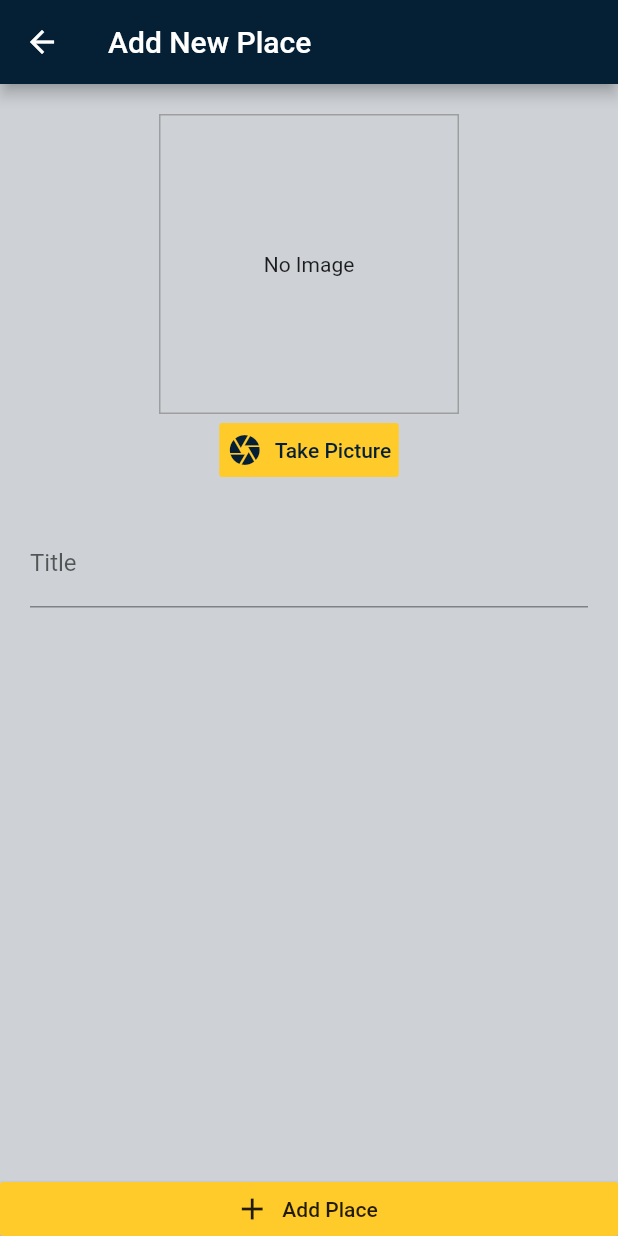
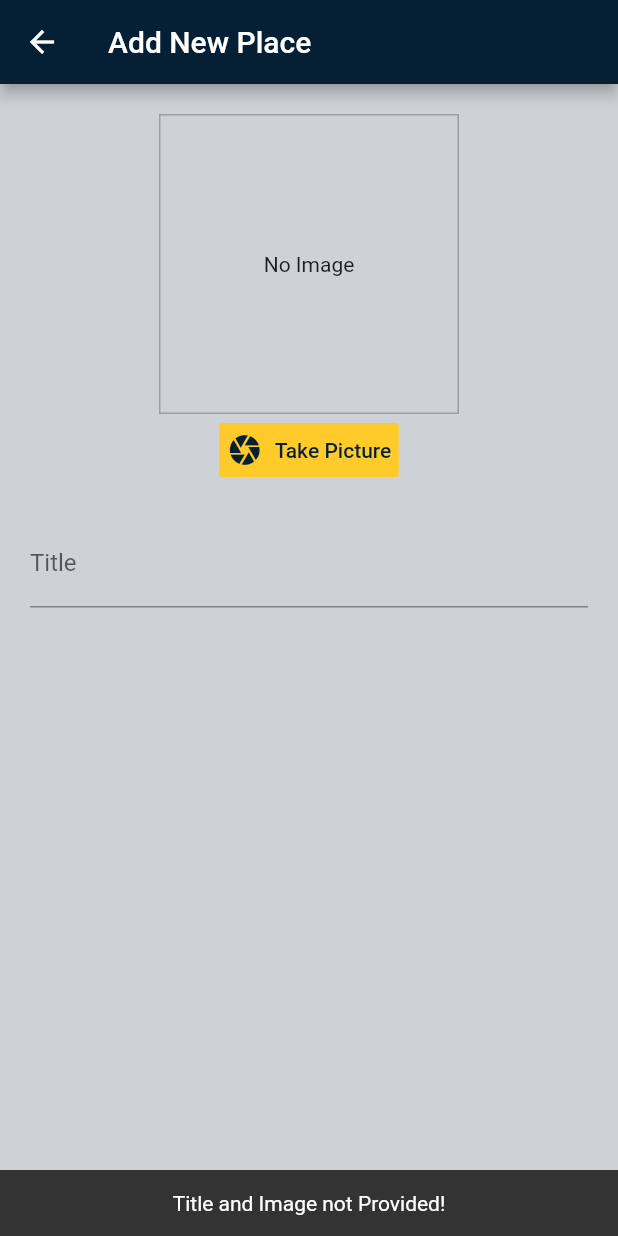
Before and after one commit to shubham242/Great_Places, a Flutter app: the AddPlace screen opened by its route, after a tap on "Add Place", on a phone screen of 412 x 824 dp. Run offline on Flutter 3.47's test engine with Material 2 defaults, Android fonts, the phone set to English and light mode, and no system bars; our stand-ins replace image_picker; missing offline and left inert: image_picker_for_web.

Commit message:
Add Places

```diff
--- a/lib/providers/places.dart
+++ b/lib/providers/places.dart
@@ -1,3 +1,5 @@
+import 'dart:io';
+
 import 'package:flutter/material.dart';
 
 import '../models/place.dart';
@@ -6,4 +8,15 @@ class Places with ChangeNotifier {
   List<Place> _items = [];
 
   List<Place> get items => _items;
+
+  void appPlace(String title, File image) {
+    final newPlace = Place(
+      id: DateTime.now().toString(),
+      image: image,
+      location: null,
+      title: title,
+    );
+    _items.add((newPlace));
+    notifyListeners();
+  }
 }
--- a/lib/screens/add_place.dart
+++ b/lib/screens/add_place.dart
@@ -1,5 +1,9 @@
+import 'dart:io';
+
 import 'package:flutter/material.dart';
+import 'package:provider/provider.dart';
 
+import '../providers/places.dart';
 import '../widgets/image_input.dart';
 
 class AddPlace extends StatefulWidget {
@@ -10,6 +14,36 @@ class AddPlace extends StatefulWidget {
 
 class _AddPlaceState extends State<AddPlace> {
   final _titleController = TextEditingController();
+  File _pickedImage;
+
+  void _selectImage(File pickedImage) {
+    _pickedImage = pickedImage;
+  }
+
+  void _savePlace(BuildContext ctx) {
+    if (_titleController.text.isEmpty || _pickedImage == null) {
+      Scaffold.of(ctx).hideCurrentSnackBar();
+      Scaffold.of(ctx).showSnackBar(
+        SnackBar(
+          content: Text(
+            _titleController.text.isEmpty && _pickedImage == null
+                ? 'Title and Image not Provided!'
+                : _pickedImage == null
+                    ? 'Image not Provided!'
+                    : 'Title not Provided!',
+            textAlign: TextAlign.center,
+          ),
+          duration: Duration(seconds: 2),
+        ),
+      );
+      return;
+    }
+    Provider.of<Places>(context, listen: false).appPlace(
+      _titleController.text,
+      _pickedImage,
+    );
+    Navigator.of(context).pop();
+  }
 
   @override
   Widget build(BuildContext context) {
@@ -26,7 +60,10 @@ class _AddPlaceState extends State<AddPlace> {
                 padding: EdgeInsets.all(20),
                 child: Column(
                   children: [
-                    Container(height: 250, child: ImageInput()),
+                    Container(
+                      height: 250,
+                      child: ImageInput(_selectImage),
+                    ),
                     SizedBox(height: 20),
                     TextField(
                       decoration: InputDecoration(labelText: 'Title'),
@@ -37,13 +74,14 @@ class _AddPlaceState extends State<AddPlace> {
               ),
             ),
           ),
-          RaisedButton.icon(
-            label: Text('Add Place'),
-            icon: Icon(Icons.add),
-            onPressed: () {},
-            materialTapTargetSize: MaterialTapTargetSize.shrinkWrap,
-            color: Theme.of(context).accentColor,
-          )
+          Builder(
+              builder: (BuildContext ctx) => RaisedButton.icon(
+                    label: Text('Add Place'),
+                    icon: Icon(Icons.add),
+                    onPressed: () => _savePlace(ctx),
+                    materialTapTargetSize: MaterialTapTargetSize.shrinkWrap,
+                    color: Theme.of(context).accentColor,
+                  ))
         ],
       ),
     );
--- a/lib/widgets/image_input.dart
+++ b/lib/widgets/image_input.dart
@@ -2,8 +2,12 @@ import 'dart:io';
 
 import 'package:flutter/material.dart';
 import 'package:image_picker/image_picker.dart';
+import 'package:path/path.dart' as path;
+import 'package:path_provider/path_provider.dart' as syspath;
 
 class ImageInput extends StatefulWidget {
+  final Function onSelectImage;
+  ImageInput(this.onSelectImage);
   @override
   _ImageInputState createState() => _ImageInputState();
 }
@@ -17,6 +21,14 @@ class _ImageInputState extends State<ImageInput> {
       source: ImageSource.camera,
       maxWidth: 600,
     );
+    setState(() {
+      _image = File(imageFile.path);
+    });
+    final appDir = await syspath.getApplicationDocumentsDirectory();
+    final fileName = path.basename(imageFile.path);
+    final savedImage =
+        await File(imageFile.path).copy('${appDir.path}/$fileName');
+    widget.onSelectImage(_image);
   }
 
   @override
--- a/pubspec.yaml
+++ b/pubspec.yaml
@@ -30,6 +30,8 @@ dependencies:
   provider: ^5.0.0
   http: ^0.13.3
   image_picker: ^0.8.3+1
+  path_provider: ^2.0.2
+  path: ^1.8.0
 
 dev_dependencies:
   flutter_test:
```
Also changed, not shown: lib/screens/places_list.dart (+32 -3 lines), 2 other files.
